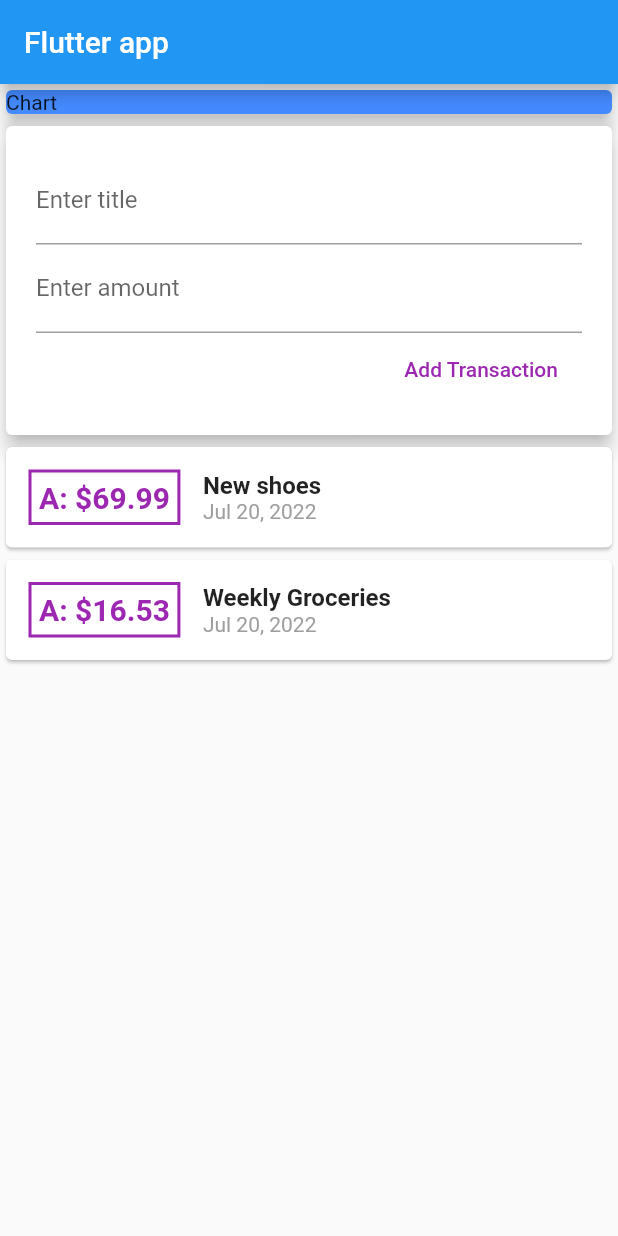
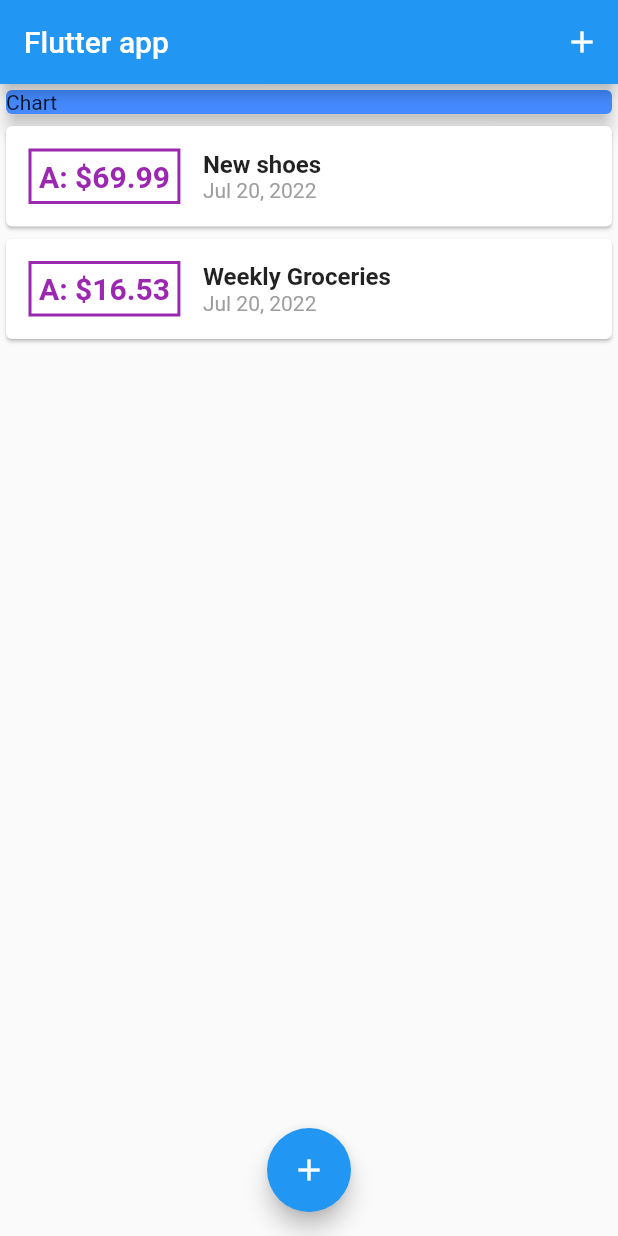
Before and after one commit to Mikhael-apps/personalexpensive, a Flutter app: the screen it shows after launch, on a phone screen of 412 x 824 dp. Run offline on Flutter 3.47's test engine with Material 2 defaults, Android fonts, the light colour scheme and no system bars.

Commit message:
ModalBottom
Create modalbottom with form and add the title and amount in listview

```diff
--- a/lib/main.dart
+++ b/lib/main.dart
@@ -1,7 +1,6 @@
 import 'package:flutter/material.dart';
 import 'package:personalexpensive/widgets/new_transaction.dart';
 import 'package:personalexpensive/widgets/transaction_list.dart';
-import 'package:personalexpensive/widgets/user_transactions.dart';
 import 'models/transaction.dart';
 import 'package:intl/intl.dart';
 
@@ -19,19 +18,57 @@ class MyApp extends StatelessWidget {
   }
 }
 
-class MyHomePage extends StatelessWidget {
+class MyHomePage extends StatefulWidget {
   const MyHomePage({Key? key}) : super(key: key);
 
   @override
+  State<MyHomePage> createState() => _MyHomePageState();
+}
+
+class _MyHomePageState extends State<MyHomePage> {
+ final List<Transaction> _transactions = [
+    Transaction(
+        id: 't1', title: 'New shoes', amount: 69.99, date: DateTime.now()),
+    Transaction(
+        id: 't2',
+        title: 'Weekly Groceries',
+        amount: 16.53,
+        date: DateTime.now()),
+  ];
+
+  void _addNewTransaction(String txTitle, double txAmount) {
+    final newTx = Transaction(
+        id: DateTime.now().toString(),
+        title: txTitle,
+        amount: txAmount,
+        date: DateTime.now());
+
+    setState(() {
+      _transactions.add(newTx);
+    });
+  }
+
+  void _startAddNewTransaction(BuildContext ctx) {
+    showModalBottomSheet(context: ctx, builder: (_) {
+      return GestureDetector(
+        onTap: () {
+          print('hello');
+        },
+        behavior: HitTestBehavior.opaque,
+        child: NewTransactionWidget(_addNewTransaction));
+
+    });
+  }
+
+  @override
   Widget build(BuildContext context) {
-
-
-
-
-
     return Scaffold(
         appBar: AppBar(
           title: const Text('Flutter app'),
+          actions: <Widget>[
+            IconButton(onPressed: () => _startAddNewTransaction(context),
+            icon: Icon(Icons.add)),
+          ],
         ),
         body:  SingleChildScrollView(
           child: Column(
@@ -51,9 +88,15 @@ class MyHomePage extends StatelessWidget {
                 //     data.amount;
                 //   }).toList()}'),
                 // ),
-             const UserTransactionsWidget(),
+              TransactionListWidget(_transactions,)
               ],
           ),
-        ));
+        ),
+        floatingActionButtonLocation: FloatingActionButtonLocation.centerFloat,
+        floatingActionButton: FloatingActionButton(
+          onPressed: () => _startAddNewTransaction(context),
+          child: Icon(Icons.add),
+        ),
+        );
   }
 }
--- a/lib/widgets/transaction_list.dart
+++ b/lib/widgets/transaction_list.dart
@@ -1,13 +1,9 @@
-import 'package:flutter/src/foundation/key.dart';
-import 'package:flutter/src/widgets/framework.dart';
 import 'package:flutter/material.dart';
 import 'package:intl/intl.dart';
 
 import '../models/transaction.dart';
 
-
 class TransactionListWidget extends StatelessWidget {
-
   final List<Transaction> transactions;
 
   TransactionListWidget(this.transactions);
@@ -16,9 +12,8 @@ TransactionListWidget(this.transactions);
   Widget build(BuildContext context) {
     return Container(
       height: 300,
-      child: SingleChildScrollView(
-        child: Column(
-                  children: transactions.map((data) {
+      child: ListView.builder(
+        itemBuilder: (context, index) {
           return Card(
               child: Row(
             mainAxisAlignment: MainAxisAlignment.start,
@@ -33,27 +28,31 @@ TransactionListWidget(this.transactions);
                   ),
                 ),
                 child: Text(
-                             'A: \$${data.amount}',
-                              style: TextStyle(fontWeight: FontWeight.bold,
-                              fontSize: 20, color: Colors.purple
-                              ),
+                  'A: \$${transactions[index].amount.toStringAsFixed(2)}',
+                  style: TextStyle(
+                      fontWeight: FontWeight.bold,
+                      fontSize: 20,
+                      color: Colors.purple),
                 ),
               ),
               Column(
                 crossAxisAlignment: CrossAxisAlignment.start,
                 children: [
-                              Text(data.title,
+                  Text(
+                    transactions[index].title,
                     style: TextStyle(fontSize: 16, fontWeight: FontWeight.bold),
                   ),
-                              Text(DateFormat.yMMMd().format(data.date) ,
-                              style: TextStyle(color: Colors.grey),)
+                  Text(
+                    DateFormat.yMMMd().format(transactions[index].date),
+                    style: TextStyle(color: Colors.grey),
+                  )
                 ],
               )
             ],
-                      )
-                    );
-                  } ).toList(),
-                ),
+          ));
+        },
+        itemCount: transactions.length,
+
       ),
     );
   }
--- a/lib/widgets/user_transactions.dart
+++ /dev/null
@@ -1,45 +0,0 @@
-import 'package:flutter/cupertino.dart';
-import 'package:personalexpensive/models/transaction.dart';
-import 'package:personalexpensive/widgets/new_transaction.dart';
-import 'package:personalexpensive/widgets/transaction_list.dart';
-
-class UserTransactionsWidget extends StatefulWidget {
-  const UserTransactionsWidget({Key? key}) : super(key: key);
-
-  @override
-  State<UserTransactionsWidget> createState() => _UserTransactionsWidgetState();
-}
-
-class _UserTransactionsWidgetState extends State<UserTransactionsWidget> {
-  final List<Transaction> _transactions = [
-    Transaction(
-        id: 't1', title: 'New shoes', amount: 69.99, date: DateTime.now()),
-    Transaction(
-        id: 't2',
-        title: 'Weekly Groceries',
-        amount: 16.53,
-        date: DateTime.now()),
-  ];
-
-  void _addNewTransaction(String txTitle, double txAmount) {
-    final newTx = Transaction(
-        id: DateTime.now().toString(),
-        title: txTitle,
-        amount: txAmount,
-        date: DateTime.now());
-
-    setState(() {
-      _transactions.add(newTx);
-    });
-  }
-
-  @override
-  Widget build(BuildContext context) {
-    return Column(
-      children: <Widget>[
-         NewTransactionWidget(_addNewTransaction),
-        TransactionListWidget(_transactions),
-      ],
-    );
-  }
-}
```
Also changed, not shown: lib/widgets/new_transaction.dart (+31 -13 lines). Lines whose indentation alone changed are shown as unchanged.
